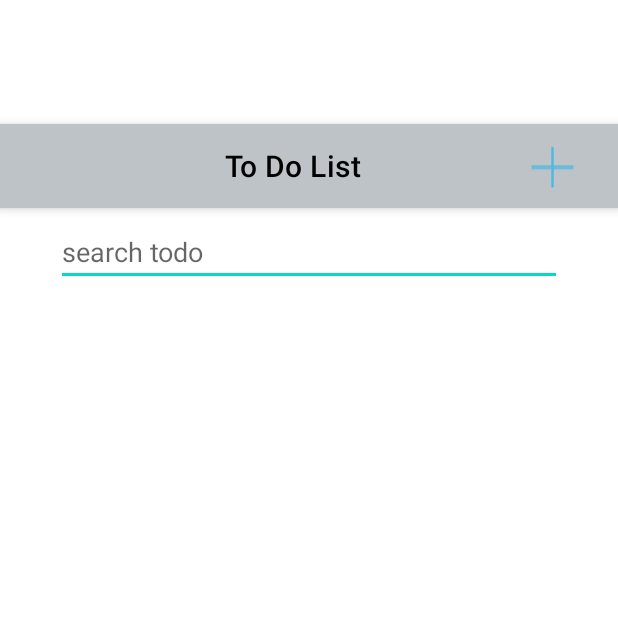
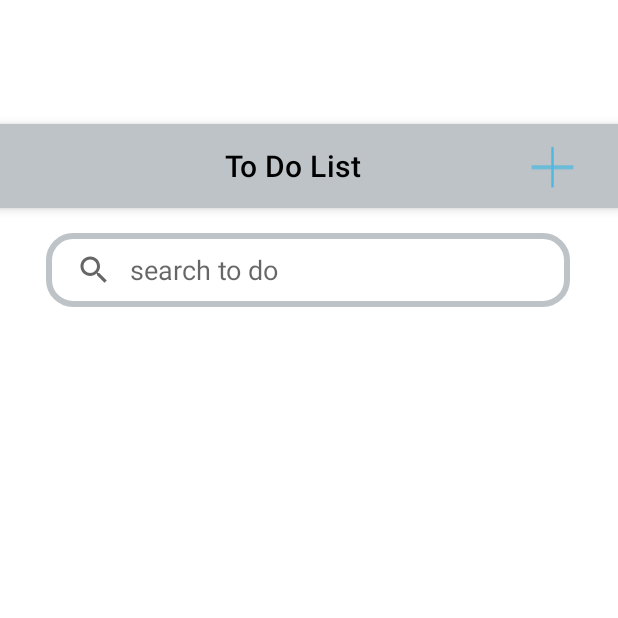
Before and after one commit to Buddalaz/todo-app-kotlin, an Android app: the screen it shows after launch (MainActivity), on a phone screen of 412 x 824 dp, the top half of it. Run offline under Robolectric (Android 15) with nearby library versions, the phone set to English and light mode, and no system bars; our stand-ins replace Firebase (no records; nobody signed in at launch, a user with empty details on screens opened directly).

Commit message:
implement search view

```diff
--- a/app/src/main/java/com/example/sandunsampath/MainActivity.kt
+++ b/app/src/main/java/com/example/sandunsampath/MainActivity.kt
@@ -3,7 +3,9 @@ package com.example.sandunsampath
 import android.content.Intent
 import androidx.appcompat.app.AppCompatActivity
 import android.os.Bundle
+import android.widget.ArrayAdapter
 import android.widget.ImageView
+import android.widget.SearchView
 import android.widget.Toast
 import androidx.appcompat.widget.Toolbar
 import androidx.recyclerview.widget.LinearLayoutManager
@@ -33,6 +35,7 @@ class MainActivity : AppCompatActivity() {
         // get reference to ImageView
         val image = findViewById<ImageView>(R.id.addToDoScreen)
         todoRecycleView = findViewById<RecyclerView>(R.id.todoList)
+        val searchView = findViewById<SearchView>(R.id.searchView)
 
         todoRecycleView.layoutManager = LinearLayoutManager(this)
         todoRecycleView.setHasFixedSize(true)
@@ -49,7 +52,28 @@ class MainActivity : AppCompatActivity() {
             // your code to perform when the user clicks on the ImageView
             Toast.makeText(this@MainActivity, "You clicked on ImageView.", Toast.LENGTH_SHORT).show()
         }
+
+        val adaptor : ArrayAdapter<ToDoModel> = ArrayAdapter(this,android.R.layout.simple_list_item_1,todoList)
+
+        searchView.setOnQueryTextListener(object : SearchView.OnQueryTextListener{
+            override fun onQueryTextSubmit(query: String?): Boolean {
+                searchView.clearFocus()
+                if (todoList.contains(query)){
+                    adaptor.filter.filter(query)
+                }
+                return false
+            }
+
+            override fun onQueryTextChange(newText: String?): Boolean {
+                adaptor.filter.filter(newText)
+                return false
+            }
+
+        })
+
+
     }
+
 
     //method to get todo's from firebase
     private fun getToDoData() {
--- /dev/null
+++ b/app/src/main/res/drawable/searchview_background.xml
@@ -0,0 +1,11 @@
+<?xml version="1.0" encoding="utf-8"?>
+<shape xmlns:android="http://schemas.android.com/apk/res/android"
+    android:shape="rectangle">
+
+    <corners
+        android:radius="16dp"/>
+    <stroke
+        android:color="@color/gray_white"
+        android:width="4dp"/>
+
+</shape>
--- a/app/src/main/res/layout/activity_main.xml
+++ b/app/src/main/res/layout/activity_main.xml
@@ -32,8 +32,8 @@
                 app:layout_constraintStart_toStartOf="parent"
                 app:layout_constraintTop_toTopOf="parent"
                 app:title="To Do List"
-                app:titleTextColor="@color/black"
-                app:titleMarginStart="150dp"/>
+                app:titleMarginStart="150dp"
+                app:titleTextColor="@color/black" />
 
             <ImageView
                 android:id="@+id/addToDoScreen"
@@ -49,29 +49,32 @@
 
     </com.google.android.material.appbar.AppBarLayout>
 
-    <EditText
-        android:id="@+id/editTextTextPersonName"
-        android:layout_width="337dp"
-        android:layout_height="44dp"
+    <SearchView
+        android:id="@+id/searchView"
+        android:layout_width="349dp"
+        android:layout_height="49dp"
         android:layout_marginTop="8dp"
-        android:autofillHints=""
-        android:ems="10"
-        android:hint="@string/search_todo"
-        android:inputType="textPersonName"
+        app:layout_constraintBottom_toTopOf="@+id/todoList"
         app:layout_constraintEnd_toEndOf="parent"
+        app:layout_constraintHorizontal_bias="0.491"
         app:layout_constraintStart_toStartOf="parent"
-        app:layout_constraintTop_toBottomOf="@+id/appBarLayout" />
+        app:layout_constraintTop_toBottomOf="@+id/appBarLayout"
+        app:layout_constraintVertical_bias="0.083"
+        android:queryHint="search to do"
+        android:iconifiedByDefault="false"
+        android:background="@drawable/searchview_background"
+        android:queryBackground="@android:color/transparent"/>
 
     <androidx.recyclerview.widget.RecyclerView
         android:id="@+id/todoList"
         android:layout_width="415dp"
         android:layout_height="524dp"
-        android:layout_marginTop="8dp"
         app:layout_constraintBottom_toBottomOf="parent"
         app:layout_constraintEnd_toEndOf="parent"
         app:layout_constraintStart_toStartOf="parent"
-        app:layout_constraintTop_toBottomOf="@+id/editTextTextPersonName"
-        tools:listitem="@layout/single_todo"/>
+        tools:listitem="@layout/single_todo" >
+
+    </androidx.recyclerview.widget.RecyclerView>
 
 
 </androidx.constraintlayout.widget.ConstraintLayout>
```
